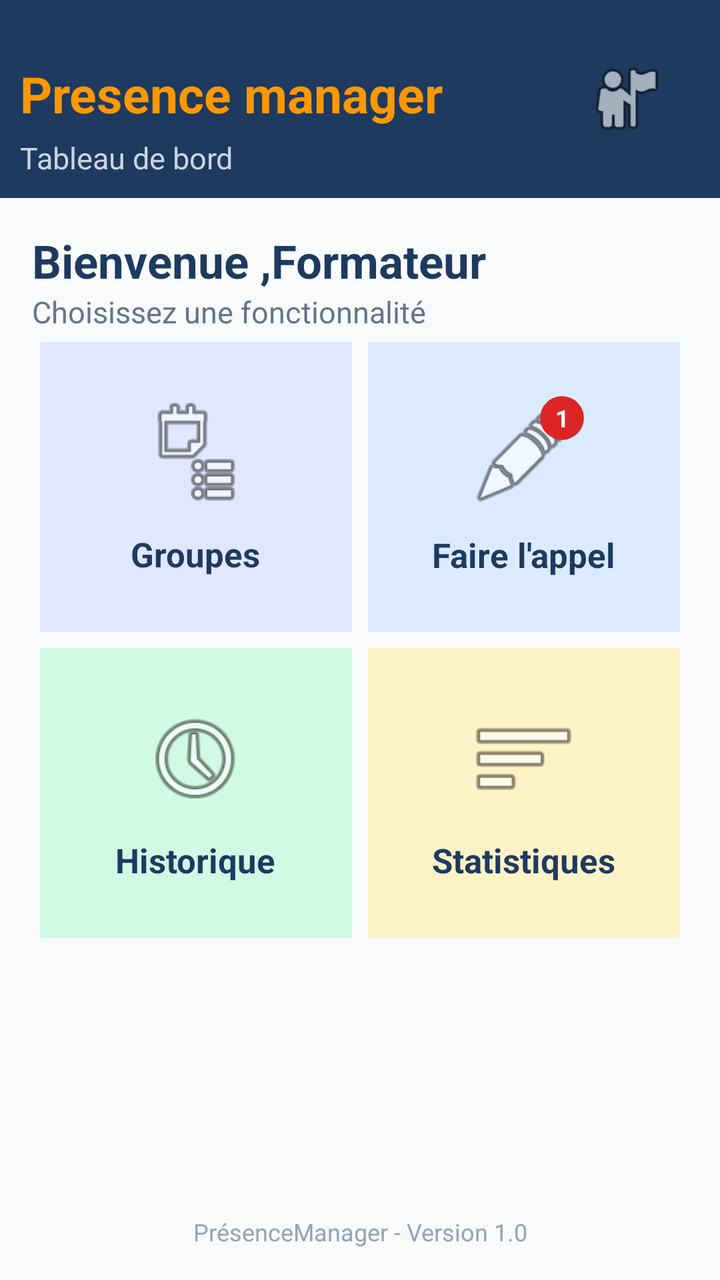
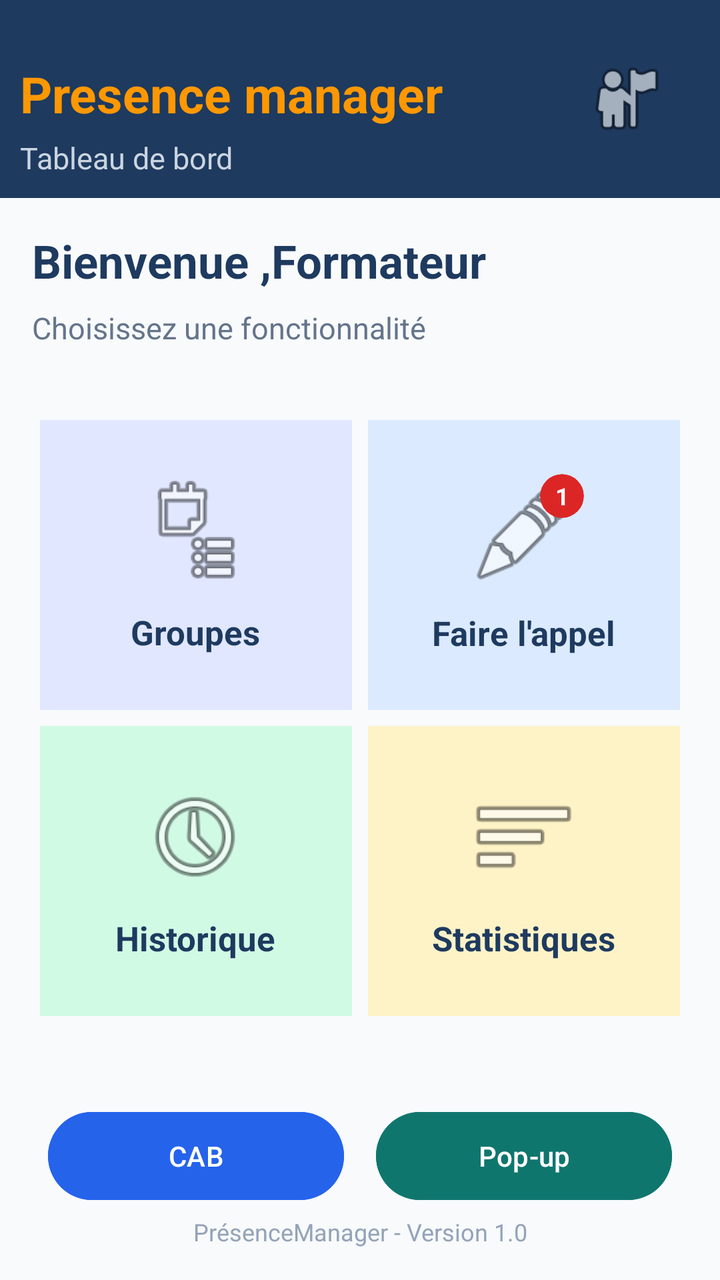

Screens rendered from an Android XML layout before and after an edit, with the pre-edit source and the edit as a unified diff.
<!-- AndroidManifest.xml: application theme Theme.PresenceManager -->
<!-- res/layout/activity_dashboar.xml -->
<?xml version="1.0" encoding="utf-8"?>
<androidx.constraintlayout.widget.ConstraintLayout xmlns:android="http://schemas.android.com/apk/res/android"
    xmlns:app="http://schemas.android.com/apk/res-auto"
    xmlns:tools="http://schemas.android.com/tools"
    android:id="@+id/main"
    android:layout_width="match_parent"
    android:layout_height="match_parent"
    tools:context=".Dashboar"
    android:background="#F8FAFC">
    <RelativeLayout
        android:id="@+id/header"
        android:layout_width="0dp"
        android:layout_height="wrap_content"
        android:background="#1E3A5F"
        app:layout_constraintTop_toTopOf="parent"
        app:layout_constraintStart_toStartOf="parent"
        app:layout_constraintEnd_toEndOf="parent"
        android:padding="10dp">
        <TextView
            android:id="@+id/text1"
            android:layout_width="wrap_content"
            android:layout_height="wrap_content"
            android:text="Presence manager"
            android:textStyle="bold"
            android:textSize="25sp"
            android:textColor="#FF9800"
            android:layout_marginTop="20dp"/>

        <TextView
            android:layout_width="wrap_content"
            android:layout_height="wrap_content"
            android:text="Tableau de bord"
            android:textColor="#CBD5E1"
            android:textSize="15sp"
            android:layout_below="@+id/text1"
            android:layout_marginTop="5dp"/>
        <ImageView
            android:id="@+id/imgProfil"
            android:layout_width="42dp"
            android:layout_height="42dp"
            android:src="@android:drawable/ic_menu_myplaces"
            android:contentDescription="Profil"
            android:layout_marginEnd="16dp"
            android:layout_alignParentEnd="true"
            android:layout_centerVertical="true"/>
    </RelativeLayout>
    <LinearLayout
        android:id="@+id/content"
        android:layout_width="0dp"
        android:layout_height="wrap_content"
        android:orientation="vertical"
        android:padding="16dp"
        app:layout_constraintTop_toBottomOf="@id/header"
        app:layout_constraintStart_toStartOf="parent"
        app:layout_constraintEnd_toEndOf="parent">
        <TextView
            android:layout_width="wrap_content"
            android:layout_height="wrap_content"
            android:text="Bienvenue ,Formateur"
            android:textStyle="bold"
            android:textColor="#1E3A5F"
            android:textSize="23sp"/>
        <TextView
            android:layout_width="wrap_content"
            android:layout_height="wrap_content"
            android:text="Choisissez une fonctionnalité"
            android:textSize="15sp"
            android:textColor="#64748B"/>

    </LinearLayout>
    <GridLayout
        android:id="@+id/gridLayout"
        android:layout_width="match_parent"
        android:layout_height="wrap_content"
        android:rowCount="2"
        android:columnCount="2"
        android:padding="16dp"
        android:alignmentMode="alignMargins"
        android:useDefaultMargins="true"
        app:layout_constraintTop_toTopOf="parent"
        app:layout_constraintBottom_toBottomOf="parent"
        app:layout_constraintStart_toStartOf="parent"
        app:layout_constraintEnd_toEndOf="parent">

        <LinearLayout
            android:id="@+id/cardGroupes"
            android:layout_width="0dp"
            android:layout_height="145dp"
            android:layout_columnWeight="1"
            android:orientation="vertical"
            android:gravity="center"
            android:background="#E0E7FF">

            <ImageView
                android:layout_width="55dp"
                android:layout_height="55dp"
                android:src="@android:drawable/ic_menu_agenda"
                android:contentDescription="Groupes"/>

            <TextView
                android:layout_width="wrap_content"
                android:layout_height="wrap_content"
                android:text="Groupes"
                android:textSize="17sp"
                android:textStyle="bold"
                android:textColor="#1E3A5F"
                android:layout_marginTop="12dp"/>

        </LinearLayout>
        <LinearLayout
            android:id="@+id/cardAppel"
            android:layout_width="0dp"
            android:layout_height="145dp"
            android:layout_columnWeight="1"
            android:orientation="vertical"
            android:gravity="center"
            android:background="#DBEAFE">

            <FrameLayout
                android:layout_width="60dp"
                android:layout_height="60dp">

                <ImageView
                    android:layout_width="55dp"
                    android:layout_height="55dp"
                    android:layout_gravity="center"
                    android:src="@android:drawable/ic_menu_edit"
                    android:contentDescription="Faire l'appel"/>
                <androidx.cardview.widget.CardView
                    android:layout_width="22dp"
                    android:layout_height="22dp"
                    android:layout_gravity="top|end"
                    app:cardBackgroundColor="#DC2626"
                    app:cardCornerRadius="11dp"
                    app:cardElevation="0dp">

                    <TextView
                        android:layout_width="match_parent"
                        android:layout_height="match_parent"
                        android:text="1"
                        android:textColor="#FFFFFF"
                        android:textSize="12sp"
                        android:textStyle="bold"
                        android:gravity="center"/>

                </androidx.cardview.widget.CardView>

            </FrameLayout>

            <TextView
                android:layout_width="wrap_content"
                android:layout_height="wrap_content"
                android:text="Faire l'appel"
                android:textSize="17sp"
                android:textStyle="bold"
                android:textColor="#1E3A5F"
                android:layout_marginTop="8dp"/>

        </LinearLayout>
        <LinearLayout
            android:id="@+id/cardHistorique"
            android:layout_width="0dp"
            android:layout_height="145dp"
            android:layout_columnWeight="1"
            android:orientation="vertical"
            android:gravity="center"
            android:background="#D1FAE5">

            <ImageView
                android:layout_width="55dp"
                android:layout_height="55dp"
                android:src="@android:drawable/ic_menu_recent_history"
                android:contentDescription="Historique"/>

            <TextView
                android:layout_width="wrap_content"
                android:layout_height="wrap_content"
                android:text="Historique"
                android:textSize="17sp"
                android:textStyle="bold"
                android:textColor="#1E3A5F"
                android:layout_marginTop="12dp"/>

        </LinearLayout>
        <LinearLayout
            android:id="@+id/cardStatistiques"
            android:layout_width="0dp"
            android:layout_height="145dp"
            android:layout_columnWeight="1"
            android:orientation="vertical"
            android:gravity="center"
            android:background="#FEF3C7">

            <ImageView
                android:layout_width="55dp"
                android:layout_height="55dp"
                android:src="@android:drawable/ic_menu_sort_by_size"
                android:contentDescription="Statistiques"/>

            <TextView
                android:layout_width="wrap_content"
                android:layout_height="wrap_content"
                android:text="Statistiques"
                android:textSize="17sp"
                android:textStyle="bold"
                android:textColor="#1E3A5F"
                android:layout_marginTop="12dp"/>

        </LinearLayout>
    </GridLayout>
    <TextView
        android:id="@+id/txtFooterDashboard"
        android:layout_width="wrap_content"
        android:layout_height="wrap_content"
        android:text="PrésenceManager - Version 1.0"
        android:textSize="12sp"
        android:textColor="#94A3B8"
        android:layout_marginBottom="16dp"
        app:layout_constraintBottom_toBottomOf="parent"
        app:layout_constraintStart_toStartOf="parent"
        app:layout_constraintEnd_toEndOf="parent"/>

</androidx.constraintlayout.widget.ConstraintLayout>
<!-- resources referenced by this layout -->
<resources>
  <style name="Theme.PresenceManager" parent="Base.Theme.PresenceManager" />
  <style name="Base.Theme.PresenceManager" parent="Theme.Material3.DayNight.NoActionBar">
          
          
      </style>
</resources>

<!-- the commit's change to res/layout/activity_dashboar.xml (unified diff, before → after) -->
@@ -7,6 +7,7 @@
     android:layout_height="match_parent"
     tools:context=".Dashboar"
     android:background="#F8FAFC">
+
     <RelativeLayout
         android:id="@+id/header"
         android:layout_width="0dp"
@@ -16,6 +17,7 @@
         app:layout_constraintStart_toStartOf="parent"
         app:layout_constraintEnd_toEndOf="parent"
         android:padding="10dp">
+
         <TextView
             android:id="@+id/text1"
             android:layout_width="wrap_content"
@@ -34,6 +36,7 @@
             android:textSize="15sp"
             android:layout_below="@+id/text1"
             android:layout_marginTop="5dp"/>
+
         <ImageView
             android:id="@+id/imgProfil"
             android:layout_width="42dp"
@@ -44,6 +47,7 @@
             android:layout_alignParentEnd="true"
             android:layout_centerVertical="true"/>
     </RelativeLayout>
+
     <LinearLayout
         android:id="@+id/content"
         android:layout_width="0dp"
@@ -53,6 +57,7 @@
         app:layout_constraintTop_toBottomOf="@id/header"
         app:layout_constraintStart_toStartOf="parent"
         app:layout_constraintEnd_toEndOf="parent">
+
         <TextView
             android:layout_width="wrap_content"
             android:layout_height="wrap_content"
@@ -60,25 +65,27 @@
             android:textStyle="bold"
             android:textColor="#1E3A5F"
             android:textSize="23sp"/>
+
         <TextView
             android:layout_width="wrap_content"
             android:layout_height="wrap_content"
             android:text="Choisissez une fonctionnalité"
             android:textSize="15sp"
-            android:textColor="#64748B"/>
+            android:textColor="#64748B"
+            android:layout_marginTop="8dp"/>
 
     </LinearLayout>
+
     <GridLayout
-        android:id="@+id/gridLayout"
-        android:layout_width="match_parent"
+        android:id="@+id/gridFonctionnalites"
+        android:layout_width="0dp"
         android:layout_height="wrap_content"
         android:rowCount="2"
         android:columnCount="2"
         android:padding="16dp"
         android:alignmentMode="alignMargins"
         android:useDefaultMargins="true"
-        app:layout_constraintTop_toTopOf="parent"
-        app:layout_constraintBottom_toBottomOf="parent"
+        app:layout_constraintTop_toBottomOf="@id/content"
         app:layout_constraintStart_toStartOf="parent"
         app:layout_constraintEnd_toEndOf="parent">
 
@@ -107,6 +114,7 @@
                 android:layout_marginTop="12dp"/>
 
         </LinearLayout>
+
         <LinearLayout
             android:id="@+id/cardAppel"
             android:layout_width="0dp"
@@ -126,6 +134,7 @@
                     android:layout_gravity="center"
                     android:src="@android:drawable/ic_menu_edit"
                     android:contentDescription="Faire l'appel"/>
+
                 <androidx.cardview.widget.CardView
                     android:layout_width="22dp"
                     android:layout_height="22dp"
@@ -157,6 +166,7 @@
                 android:layout_marginTop="8dp"/>
 
         </LinearLayout>
+
         <LinearLayout
             android:id="@+id/cardHistorique"
             android:layout_width="0dp"
@@ -182,6 +192,7 @@
                 android:layout_marginTop="12dp"/>
 
         </LinearLayout>
+
         <LinearLayout
             android:id="@+id/cardStatistiques"
             android:layout_width="0dp"
@@ -207,7 +218,42 @@
                 android:layout_marginTop="12dp"/>
 
         </LinearLayout>
+
     </GridLayout>
+
+    <LinearLayout
+        android:id="@+id/layoutActions"
+        android:layout_width="0dp"
+        android:layout_height="wrap_content"
+        android:orientation="horizontal"
+        android:layout_marginTop="24dp"
+        android:layout_marginStart="24dp"
+        android:layout_marginEnd="24dp"
+        app:layout_constraintTop_toBottomOf="@id/gridFonctionnalites"
+        app:layout_constraintStart_toStartOf="parent"
+        app:layout_constraintEnd_toEndOf="parent">
+
+        <Button
+            android:id="@+id/btnCab"
+            android:layout_width="0dp"
+            android:layout_height="52dp"
+            android:layout_weight="1"
+            android:layout_marginEnd="8dp"
+            android:text="CAB"
+            android:textColor="#FFFFFF"
+            android:backgroundTint="#2563EB" />
+
+        <Button
+            android:id="@+id/btnPopup"
+            android:layout_width="0dp"
+            android:layout_height="52dp"
+            android:layout_weight="1"
+            android:layout_marginStart="8dp"
+            android:text="Pop-up"
+            android:textColor="#FFFFFF"
+            android:backgroundTint="#0F766E" />
+    </LinearLayout>
+
     <TextView
         android:id="@+id/txtFooterDashboard"
         android:layout_width="wrap_content"
